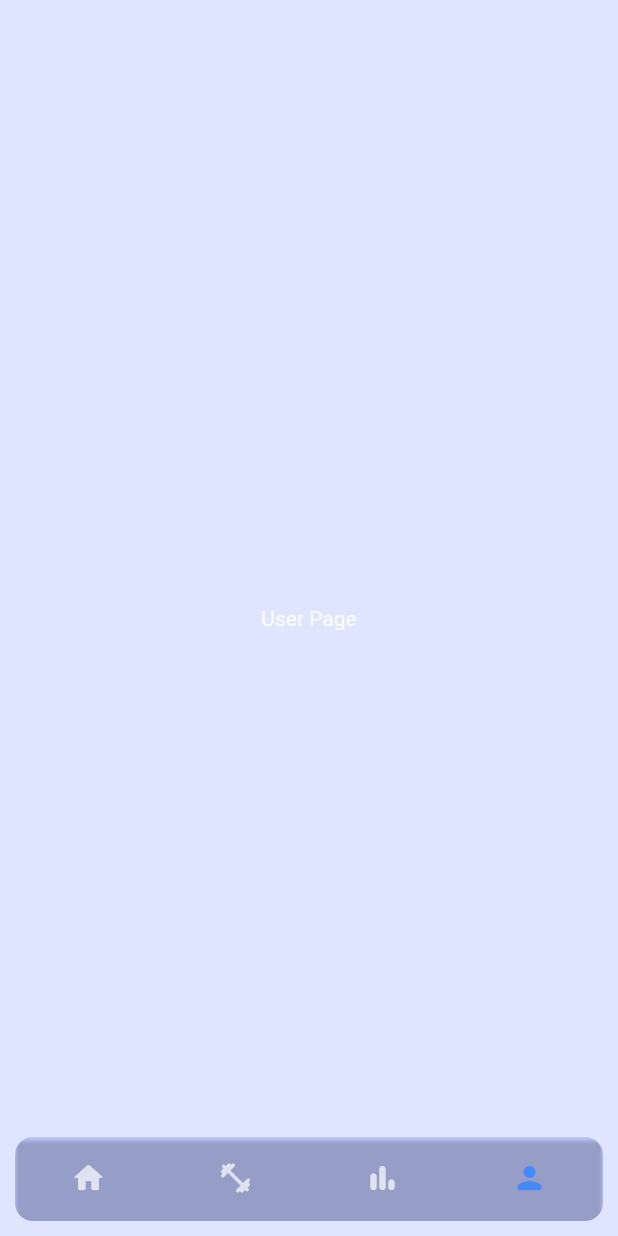
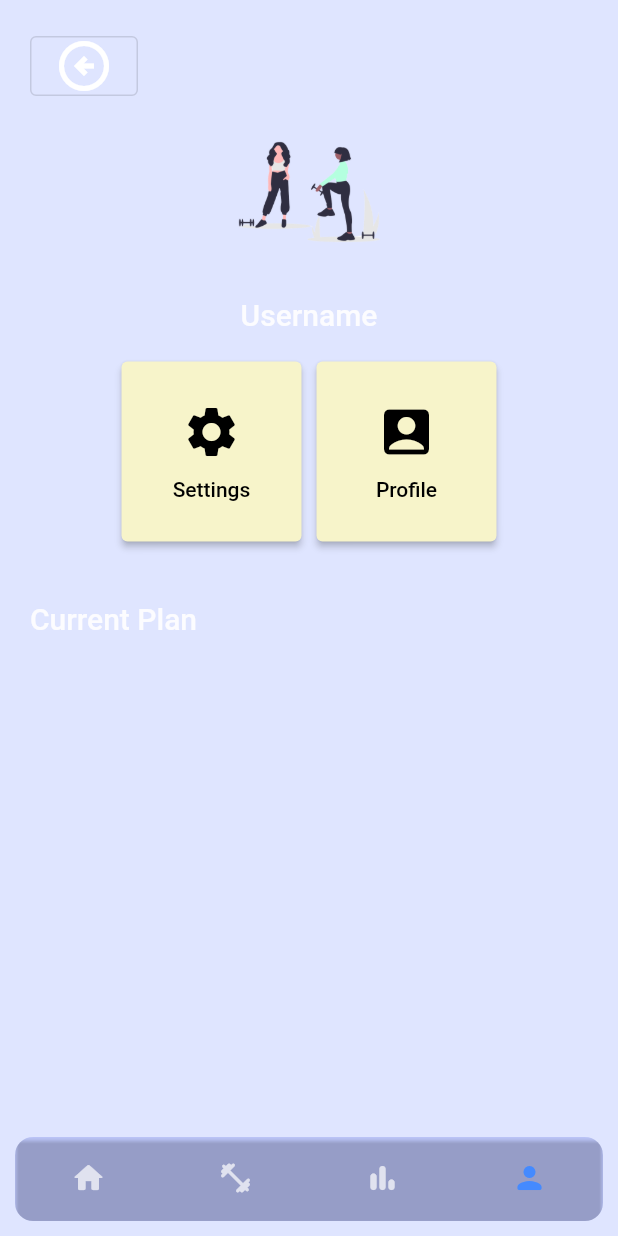
Before and after one commit to Drish-xD/fitcel, a Flutter app: the screen it shows after launch, item 4 of the bottom bar chosen, on a phone screen of 412 x 824 dp. Run offline on Flutter 3.47's test engine with Material 2 defaults, Android fonts, the phone set to English and light mode, and no system bars; our stand-ins replace carousel_slider.

Commit message:
User page basic formatting done

```diff
--- a/lib/pages/main_page.dart
+++ b/lib/pages/main_page.dart
@@ -3,6 +3,7 @@ import 'dart:ui';
 import 'package:fitcel/constants.dart';
 import 'package:fitcel/pages/home_page.dart';
 import 'package:fitcel/pages/search_page.dart';
+import 'package:fitcel/pages/sign_in_page.dart';
 import 'package:fitcel/pages/stats_page.dart';
 import 'package:fitcel/pages/user_page.dart';
 import 'package:flutter/material.dart';
--- a/lib/pages/sign_in_page.dart
+++ b/lib/pages/sign_in_page.dart
@@ -7,13 +7,19 @@ class SignInPage extends StatelessWidget {
   @override
   Widget build(BuildContext context) {
     return Scaffold(
-      body: Container(
+      body: Center(
+        child: SingleChildScrollView(
+          child: Container(
             padding: const EdgeInsets.all(myPadding),
-        child: Column(
+            child: Stack(
+              children: [
+                Column(
                   mainAxisAlignment: MainAxisAlignment.center,
                   crossAxisAlignment: CrossAxisAlignment.start,
                   children: [
-            Column(crossAxisAlignment: CrossAxisAlignment.start, children: [
+                    Column(
+                        crossAxisAlignment: CrossAxisAlignment.start,
+                        children: [
                           Row(
                             mainAxisAlignment: MainAxisAlignment.start,
                             children: [
@@ -64,6 +70,9 @@ class SignInPage extends StatelessWidget {
                                 filled: true,
                                 fillColor: Colors.white,
                               ),
+                              style: const TextStyle(
+                                color: Colors.black,
+                              ),
                             ),
                             const SizedBox(height: 30),
                             TextFormField(
@@ -81,7 +90,7 @@ class SignInPage extends StatelessWidget {
                                 fillColor: Colors.white,
                               ),
                               style: const TextStyle(
-                        color: Colors.white,
+                                color: Colors.black,
                               ),
                             ),
                             const SizedBox(height: 10),
@@ -127,6 +136,10 @@ class SignInPage extends StatelessWidget {
                     ),
                   ],
                 ),
+              ],
+            ),
+          ),
+        ),
       ),
     );
   }
--- a/lib/pages/sign_up_page.dart
+++ b/lib/pages/sign_up_page.dart
@@ -7,7 +7,9 @@ class SignUpPage extends StatelessWidget {
   @override
   Widget build(BuildContext context) {
     return Scaffold(
-      body: Container(
+      body: Center(
+        child: SingleChildScrollView(
+          child: Container(
             padding: const EdgeInsets.all(myPadding),
             child: Column(
               mainAxisAlignment: MainAxisAlignment.center,
@@ -138,6 +140,8 @@ class SignUpPage extends StatelessWidget {
               ],
             ),
           ),
+        ),
+      ),
     );
   }
 }
--- a/lib/pages/user_page.dart
+++ b/lib/pages/user_page.dart
@@ -1,3 +1,4 @@
+import 'package:fitcel/constants.dart';
 import 'package:flutter/material.dart';
 
 class UserPage extends StatelessWidget {
@@ -5,9 +6,110 @@ class UserPage extends StatelessWidget {
 
   @override
   Widget build(BuildContext context) {
-    return const Scaffold(
-      body: Center(
-        child: Text("User Page"),
+    return Scaffold(
+      body: SingleChildScrollView(
+        child: Container(
+          padding: const EdgeInsets.all(myPadding),
+          child: Column(
+            crossAxisAlignment: CrossAxisAlignment.start,
+            children: [
+              OutlinedButton(
+                onPressed: () {},
+                child: const Icon(
+                  Icons.arrow_circle_left_outlined,
+                  color: Colors.white,
+                  size: 40,
+                ),
+              ),
+              Center(
+                child: Column(
+                  crossAxisAlignment: CrossAxisAlignment.center,
+                  children: [
+                    SizedBox(
+                      width: 120,
+                      height: 120,
+                      child: ClipRRect(
+                        borderRadius: BorderRadius.circular(100),
+                        child: const Image(
+                          image: AssetImage("assets/images/start_img.png"),
+                        ),
+                      ),
+                    ),
+                    const SizedBox(height: 10),
+                    Text("Username",
+                        style: Theme.of(context).textTheme.titleLarge),
+                  ],
+                ),
+              ),
+              const SizedBox(height: 20),
+              Row(
+                mainAxisAlignment: MainAxisAlignment.center,
+                children: [
+                  SizedBox(
+                    width: 120,
+                    height: 120,
+                    child: ElevatedButton(
+                      onPressed: () {},
+                      style: ElevatedButton.styleFrom(
+                        backgroundColor: mainButtonColor,
+                        foregroundColor: Colors.black,
+                      ),
+                      child: Column(
+                        mainAxisAlignment: MainAxisAlignment.center,
+                        crossAxisAlignment: CrossAxisAlignment.center,
+                        children: const [
+                          Icon(
+                            Icons.settings,
+                            color: Colors.black,
+                            size: 40,
+                          ),
+                          SizedBox(
+                            height: 10,
+                          ),
+                          Text("Settings"),
+                        ],
+                      ),
+                    ),
+                  ),
+                  const SizedBox(
+                    width: 10,
+                  ),
+                  SizedBox(
+                    width: 120,
+                    height: 120,
+                    child: ElevatedButton(
+                      onPressed: () {},
+                      style: ElevatedButton.styleFrom(
+                        backgroundColor: mainButtonColor,
+                        foregroundColor: Colors.black,
+                      ),
+                      child: Column(
+                        mainAxisAlignment: MainAxisAlignment.center,
+                        crossAxisAlignment: CrossAxisAlignment.center,
+                        children: const [
+                          Icon(
+                            Icons.account_box,
+                            color: Colors.black,
+                            size: 40,
+                          ),
+                          SizedBox(
+                            height: 10,
+                          ),
+                          Text("Profile"),
+                        ],
+                      ),
+                    ),
+                  ),
+                ],
+              ),
+              const SizedBox(
+                height: 40,
+              ),
+              Text("Current Plan",
+                  style: Theme.of(context).textTheme.titleLarge),
+            ],
+          ),
+        ),
       ),
     );
   }
```
Lines whose indentation alone changed are shown as unchanged.
